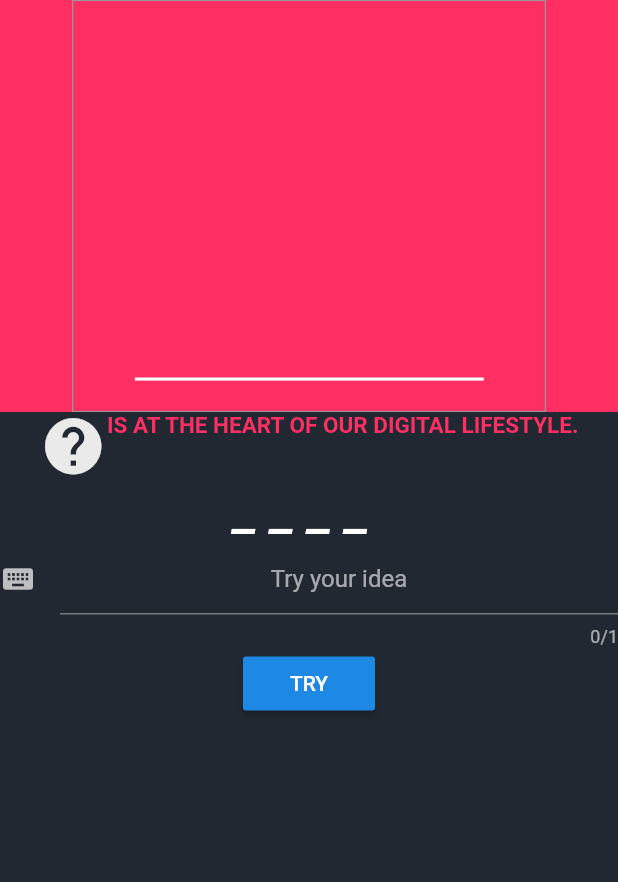
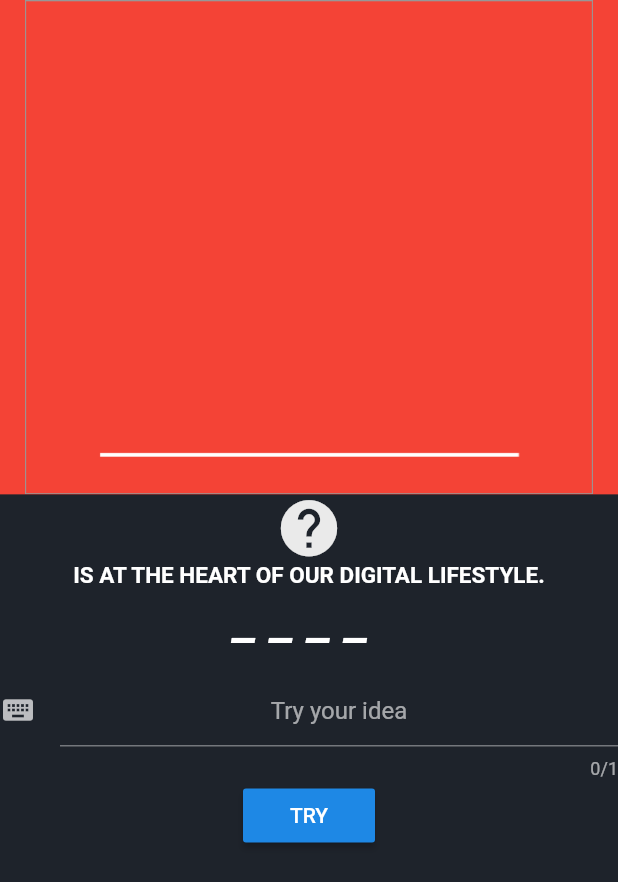
Before and after one commit to VB10/manhang, a Flutter app: the GamePage screen opened directly, after a tap on "TRY", on a phone screen of 412 x 824 dp. Shown: the top 882 px of the screen. Run offline on Flutter 3.47's test engine with Material 2 defaults, Android fonts, the phone set to English and light mode, and no system bars; Roboto replaces fonts that are missing (Hind, Montserrat).

Commit message:
design complete< <

```diff
--- a/lib/screens/game.dart
+++ b/lib/screens/game.dart
@@ -48,7 +48,7 @@ class _GamePageState extends State<GamePage> {
     setState(() {
       _isValid = _textEC.text.isEmpty ? true : false;
     });
-    if (!_isValid) {
+    if (_isValid) {
       return;
     }
 
@@ -110,26 +110,23 @@ class _GamePageState extends State<GamePage> {
   @override
   Widget build(BuildContext context) {
     return Scaffold(
-      body: Column(
+      body: Container(
+        color: Color.fromRGBO(34, 40, 49, 1),
+        child: Column(
           children: <Widget>[
             Expanded(
-            flex: 1,
+              flex: 2,
               child: Container(
-              color: Color.fromRGBO(255, 46, 99, 1),
+                color: Colors.red,
                 alignment: Alignment.bottomCenter,
                 child: Image.asset('assets/images/$wrongAnswer.png'),
               ),
             ),
             Expanded(
-            flex: 2,
+              flex: 3,
               child: Container(
-                alignment: Alignment.bottomCenter,
-                color: Color.fromRGBO(34, 40, 49, 1),
-                child: SafeArea(
+                  color: Colors.black12,
                   child: Column(
-                  children: <Widget>[
-                    Wrap(
-                      alignment: WrapAlignment.center,
                     children: <Widget>[
                       Icon(
                         Icons.help,
@@ -142,36 +139,30 @@ class _GamePageState extends State<GamePage> {
                         style: TextStyle(
                             fontSize: 15,
                             fontWeight: FontWeight.bold,
-                              color: Color.fromRGBO(255, 46, 99, 1)),
-                        )
-                      ],
+                            color: Colors.white),
                       ),
                       Text(
                         questionWord,
                         style: Theme.of(context).textTheme.title,
-                      softWrap: false,
                       ),
-                    Align(
-                      alignment: Alignment.center,
-                      child: TextField(
+                      SizedBox(height: 15,),
+                      TextField(
                         controller: _textEC,
                         textAlign: TextAlign.center,
                         maxLength: 1,
-
                         decoration: InputDecoration(
                             icon: Icon(Icons.keyboard),
                             hintText: "Try your idea"),
-
-                      ),
                       ),
                       RaisedButton(
                         child: Text("TRY"),
                         onPressed: onPressOfButton,
                       ),
                     ],
-                ))),
+                  )),
+            )
+          ],
         ),
-        ],
       ),
     );
   }
```
Also changed, not shown: lib/model/Question.dart (line endings or trailing spaces). Lines whose indentation alone changed are shown as unchanged.
